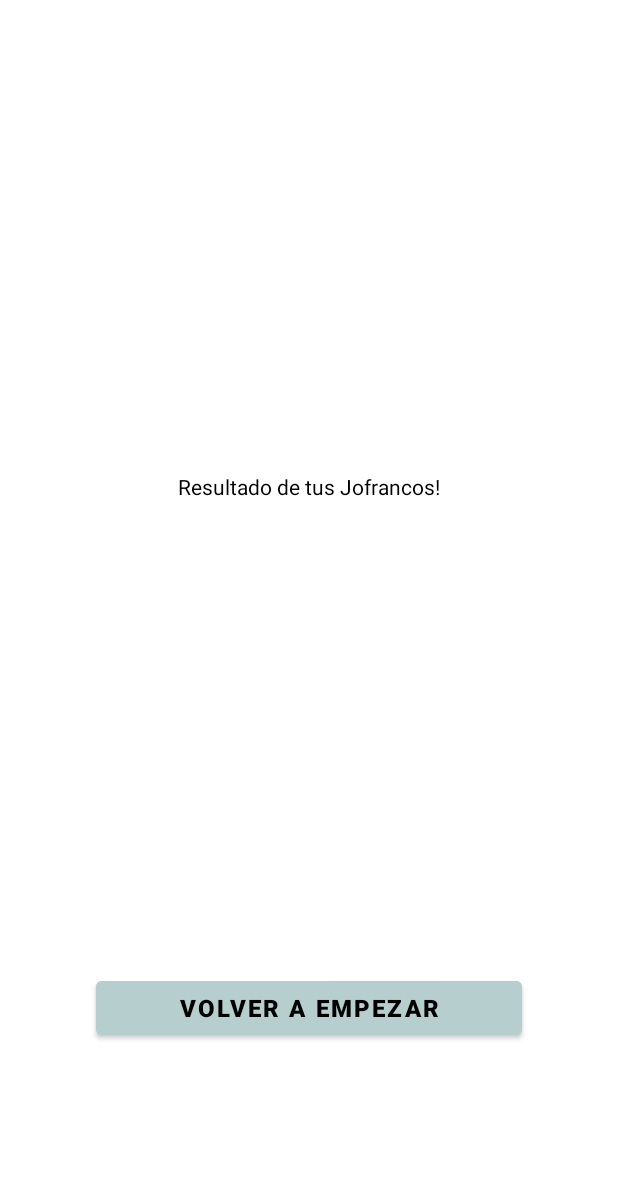
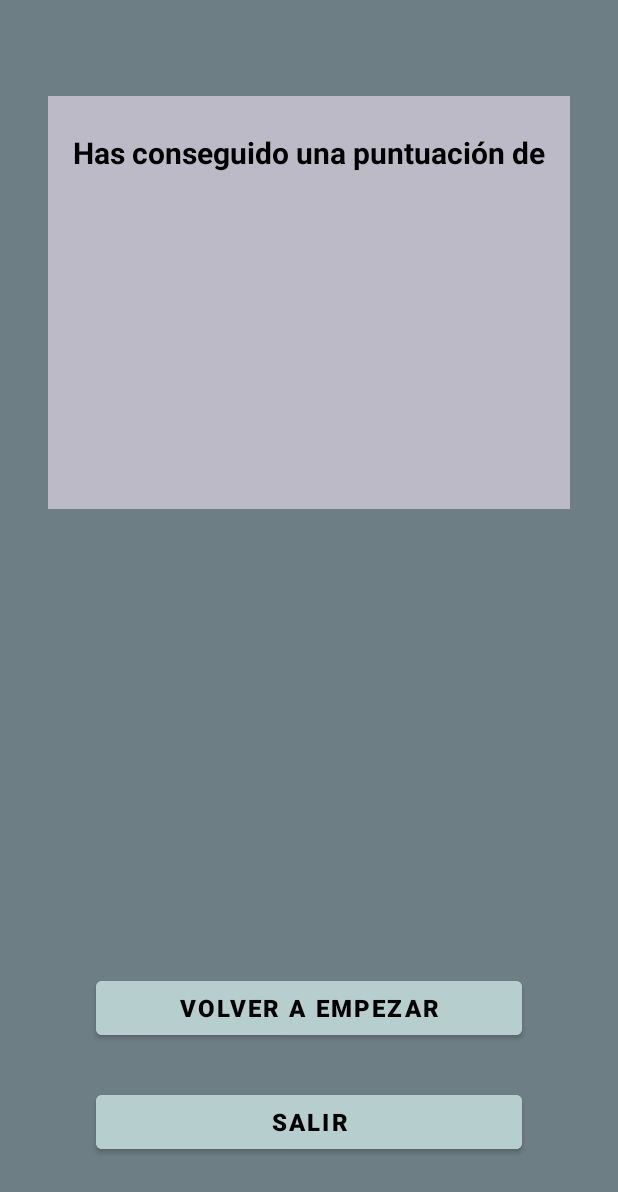
Before and after one commit to Ninfer/MovileGames, an Android app: the layout activity_result.xml on its own in the app's theme, with its tools: preview values and no code run, on a phone screen of 412 x 824 dp. Shown: the top 1192 px of the screen. Run offline under Robolectric (Android 15) with nearby library versions, the light colour scheme and no system bars.

Commit message:
Result activity layout + next button visibility fix

```diff
--- a/Quiz/app/src/main/java/com/example/quiz_mario_borja/Result_Activity.java
+++ b/Quiz/app/src/main/java/com/example/quiz_mario_borja/Result_Activity.java
@@ -22,7 +22,7 @@ public class Result_Activity extends AppCompatActivity {
         resultText = findViewById(R.id.result_num);
 
         String result = String.valueOf(getIntent().getExtras().getInt("jofrancos"));
-        resultText.setText(result);
+        resultText.setText(result + " JOFRANCOS");
 
 
 
--- a/Quiz/app/src/main/res/layout/activity_result.xml
+++ b/Quiz/app/src/main/res/layout/activity_result.xml
@@ -4,6 +4,7 @@
     xmlns:tools="http://schemas.android.com/tools"
     android:layout_width="match_parent"
     android:layout_height="match_parent"
+    android:background="@color/slate_gray"
     tools:context=".Result_Activity">
 
     <Button
@@ -22,24 +23,56 @@
         app:layout_constraintEnd_toEndOf="parent"
         app:layout_constraintStart_toStartOf="parent" />
 
-    <TextView
-        android:id="@+id/result_text"
-        android:layout_width="wrap_content"
+    <Button
+        android:id="@+id/exit_button2"
+        android:layout_width="0dp"
         android:layout_height="wrap_content"
-        android:text="Resultado de tus Jofrancos!"
+        android:layout_marginStart="64dp"
+        android:layout_marginTop="8dp"
+        android:layout_marginEnd="64dp"
+        android:layout_marginBottom="32dp"
+        android:backgroundTint="@color/opal"
+        android:text="SALIR"
         android:textColor="@color/black"
-        app:layout_constraintBottom_toTopOf="@+id/restart_button"
+        android:textSize="16sp"
+        android:textStyle="bold"
+        app:layout_constraintBottom_toBottomOf="parent"
         app:layout_constraintEnd_toEndOf="parent"
         app:layout_constraintStart_toStartOf="parent"
-        app:layout_constraintTop_toTopOf="parent" />
+        app:layout_constraintTop_toBottomOf="@+id/restart_button" />
 
-    <TextView
-        android:id="@+id/result_num"
-        android:layout_width="24dp"
-        android:layout_height="24dp"
-        android:layout_marginTop="50dp"
-        android:textColor="@color/black"
+    <LinearLayout
+        android:layout_width="0dp"
+        android:layout_height="275dp"
+        android:layout_marginStart="32dp"
+        android:layout_marginTop="64dp"
+        android:layout_marginEnd="32dp"
+        android:background="@color/lavender_gray"
+        android:orientation="vertical"
         app:layout_constraintEnd_toEndOf="parent"
         app:layout_constraintStart_toStartOf="parent"
-        app:layout_constraintTop_toBottomOf="@+id/result_text" />
+        app:layout_constraintTop_toTopOf="parent">
+
+        <TextView
+            android:id="@+id/result_text"
+            android:layout_width="match_parent"
+            android:layout_height="wrap_content"
+            android:layout_marginTop="24dp"
+            android:gravity="center"
+            android:text="Has conseguido una puntuación de"
+            android:textColor="@color/black"
+            android:textSize="20sp"
+            android:textStyle="bold" />
+
+        <TextView
+            android:id="@+id/result_num"
+            android:layout_width="match_parent"
+            android:layout_height="wrap_content"
+            android:layout_marginTop="75dp"
+            android:gravity="center"
+            android:textColor="@color/black"
+            android:textSize="24sp"
+            android:textStyle="bold" />
+
+    </LinearLayout>
 </androidx.constraintlayout.widget.ConstraintLayout>
```
Also changed, not shown: Quiz/app/src/main/java/com/example/quiz_mario_borja/MainActivity.java (+57 -18 lines), Quiz/app/src/main/res/layout/activity_main.xml (+6 -6 lines).
